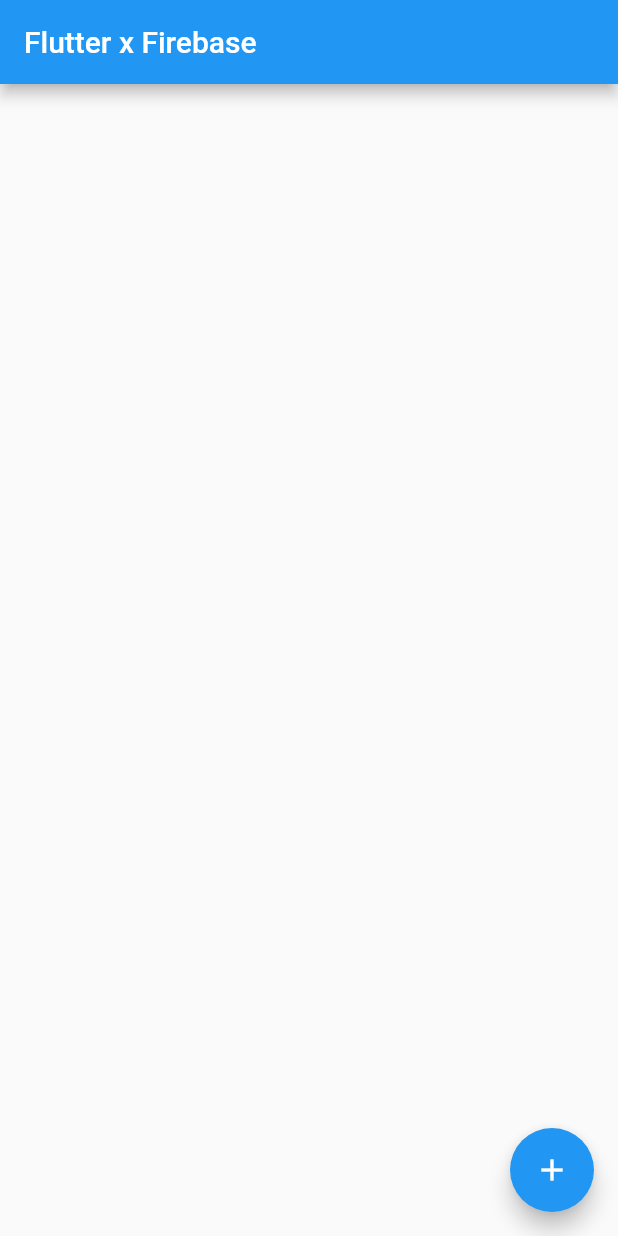
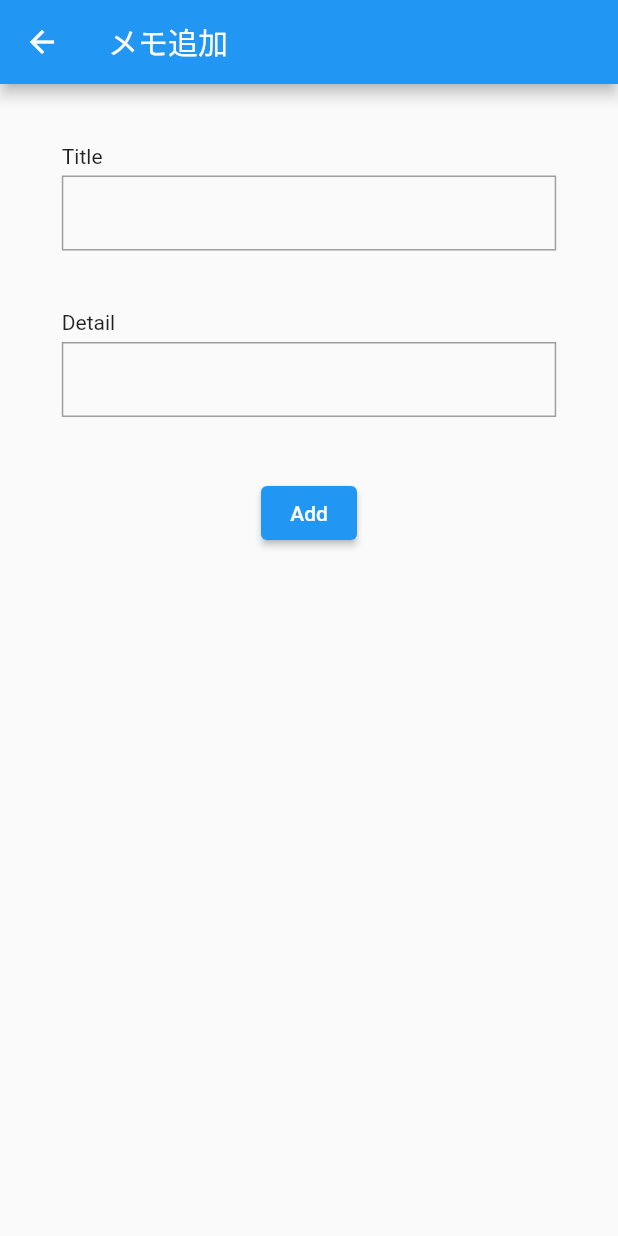
Before and after one commit to bamboo-wood/flutter_firebase_memo_app, a Flutter app: the screen it shows after launch, after a tap on the "add" icon, on a phone screen of 412 x 824 dp. Run offline on Flutter 3.47's test engine with Material 2 defaults, Android fonts, the phone set to English and light mode, and no system bars; our stand-ins replace cloud_firestore, firebase_core, freezed_annotation; accounts and stored records are empty.

Commit message:
Add add memo page

```diff
--- /dev/null
+++ b/lib/pages/add_memo_page.dart
@@ -0,0 +1,68 @@
+import 'package:flutter/material.dart';
+
+class AddMemoPage extends StatefulWidget {
+  const AddMemoPage({super.key});
+
+  @override
+  State<AddMemoPage> createState() => _AddMemoPageState();
+}
+
+class _AddMemoPageState extends State<AddMemoPage> {
+  TextEditingController titleController = TextEditingController();
+  TextEditingController detailController = TextEditingController();
+
+  @override
+  Widget build(BuildContext context) {
+    return Scaffold(
+      appBar: AppBar(
+        title: const Text("メモ追加"),
+      ),
+      body: Center(
+        child: Column(
+          crossAxisAlignment: CrossAxisAlignment.start,
+          children: [
+            const SizedBox(height: 40),
+            const Text("Title"),
+            const SizedBox(height: 5),
+            Container(
+              decoration: BoxDecoration(
+                border: Border.all(color: Colors.grey),
+              ),
+              width: MediaQuery.of(context).size.width * 0.8,
+              child: TextField(
+                controller: titleController,
+                decoration: const InputDecoration(
+                    border: InputBorder.none,
+                    contentPadding: EdgeInsets.only(left: 10)),
+              ),
+            ),
+            const SizedBox(height: 40),
+            const Text("Detail"),
+            const SizedBox(height: 5),
+            Container(
+              decoration: BoxDecoration(
+                border: Border.all(color: Colors.grey),
+              ),
+              width: MediaQuery.of(context).size.width * 0.8,
+              child: TextField(
+                controller: detailController,
+                decoration: const InputDecoration(
+                    border: InputBorder.none,
+                    contentPadding: EdgeInsets.only(left: 10)),
+              ),
+            ),
+            const SizedBox(height: 40),
+            Container(
+              width: MediaQuery.of(context).size.width * 0.8,
+              alignment: Alignment.center,
+              child: ElevatedButton(
+                onPressed: () {},
+                child: const Text('Add'),
+              ),
+            )
+          ],
+        ),
+      ),
+    );
+  }
+}
--- a/lib/pages/top_page.dart
+++ b/lib/pages/top_page.dart
@@ -1,6 +1,7 @@
 import 'package:cloud_firestore/cloud_firestore.dart';
 import 'package:flutter/material.dart';
 import 'package:flutter_firebase_memo_app/model/memo.dart';
+import 'package:flutter_firebase_memo_app/pages/add_memo_page.dart';
 import 'package:flutter_firebase_memo_app/pages/memo_detail_page.dart';
 
 class TopPage extends StatefulWidget {
@@ -58,7 +59,10 @@
         },
       ),
       floatingActionButton: FloatingActionButton(
-        onPressed: () {},
+        onPressed: () {
+          Navigator.push(context,
+              MaterialPageRoute(builder: (context) => const AddMemoPage()));
+        },
         tooltip: 'Increment',
         child: const Icon(Icons.add),
       ),
```
